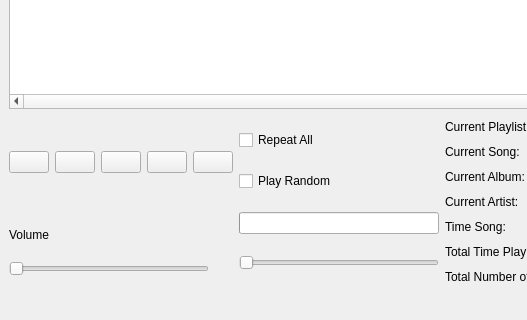
Above: mainwindow.ui from Bratski/MP3PlayerWifi before the change; both pictures show x 0 to 527 and y 346 to 666 of the 1049 by 666 pixel window. Below: the same form after it.
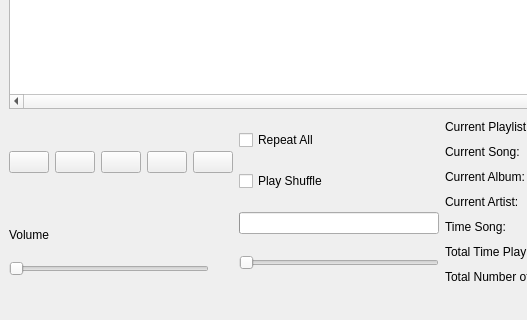
That is the form after the change. Icons and pictures are not drawn.

Commit message: changed the sort random for shuffle modus

```diff
--- a/mainwindow.ui
+++ b/mainwindow.ui
@@ -178,7 +178,7 @@
          </sizepolicy>
         </property>
         <property name="text">
-         <string>Play Random</string>
+         <string>Play Shuffle</string>
         </property>
         <property name="icon">
          <iconset theme="QIcon::ThemeIcon::MediaPlaylistShuffle"/>
```
Left out of the diff: 17 changed lines with no effect on the pictures. The commit also changes 6 other files.
